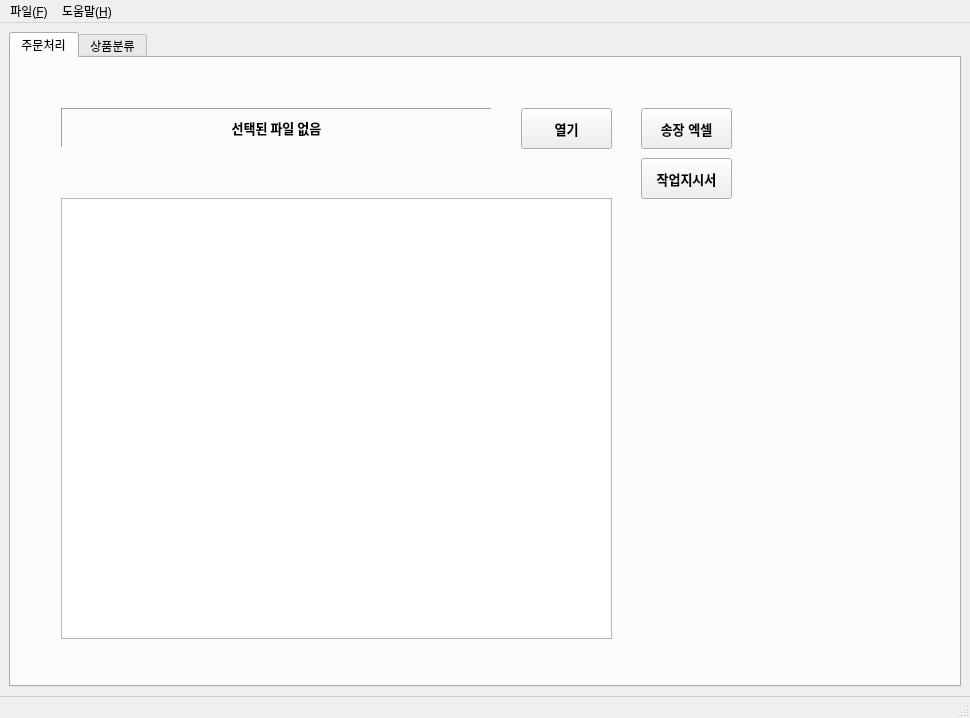
Peanut0711/easy-fulfill, file ui/main_window.ui: the form before one commit.
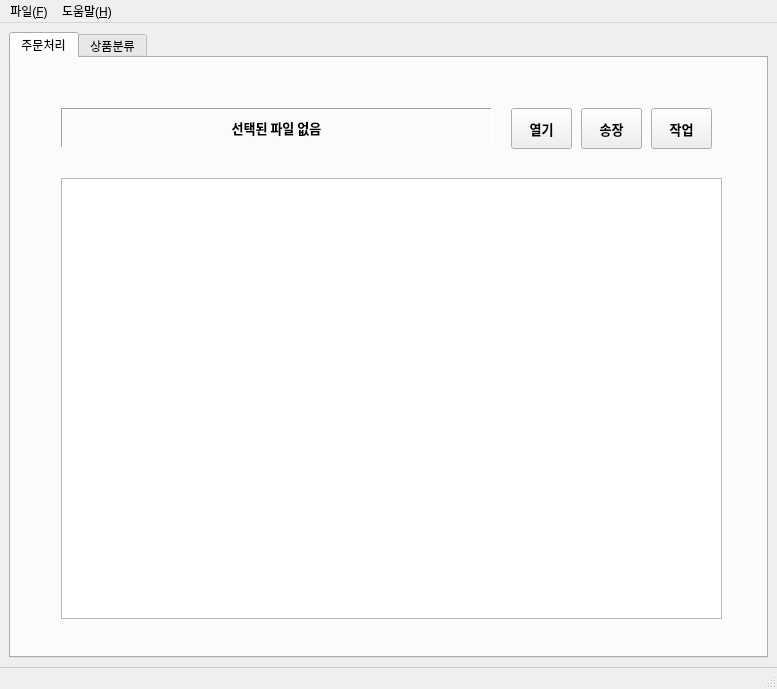
The form after the commit.

Commit message: 쿠팡 주문 처리 추가

Diff of the .ui file:
```diff
--- a/ui/main_window.ui
+++ b/ui/main_window.ui
@@ -6,8 +6,8 @@
    <rect>
     <x>0</x>
     <y>0</y>
-    <width>970</width>
-    <height>718</height>
+    <width>777</width>
+    <height>689</height>
    </rect>
   </property>
   <property name="windowTitle">
@@ -35,9 +35,9 @@
        <widget class="QPushButton" name="selectFileButton">
         <property name="geometry">
          <rect>
-          <x>510</x>
+          <x>500</x>
           <y>50</y>
-          <width>91</width>
+          <width>61</width>
           <height>41</height>
          </rect>
         </property>
@@ -60,9 +60,9 @@
        <widget class="QPushButton" name="generateButton">
         <property name="geometry">
          <rect>
-          <x>630</x>
-          <y>100</y>
-          <width>91</width>
+          <x>640</x>
+          <y>50</y>
+          <width>61</width>
           <height>41</height>
          </rect>
         </property>
@@ -79,15 +79,15 @@
          </font>
         </property>
         <property name="text">
-         <string>작업지시서</string>
+         <string>작업</string>
         </property>
        </widget>
        <widget class="QPushButton" name="exportInvoiceButton">
         <property name="geometry">
          <rect>
-          <x>630</x>
+          <x>570</x>
           <y>50</y>
-          <width>91</width>
+          <width>61</width>
           <height>41</height>
          </rect>
         </property>
@@ -98,7 +98,7 @@
          </font>
         </property>
         <property name="text">
-         <string>송장 엑셀</string>
+         <string>송장</string>
         </property>
        </widget>
        <widget class="QLabel" name="filePathLabel">
@@ -149,8 +149,8 @@
         <property name="geometry">
          <rect>
           <x>50</x>
-          <y>140</y>
-          <width>551</width>
+          <y>120</y>
+          <width>661</width>
           <height>441</height>
          </rect>
         </property>
@@ -377,7 +377,7 @@
     <rect>
      <x>0</x>
      <y>0</y>
-     <width>970</width>
+     <width>777</width>
      <height>33</height>
     </rect>
    </property>
```
The commit also changes 2 other files.
